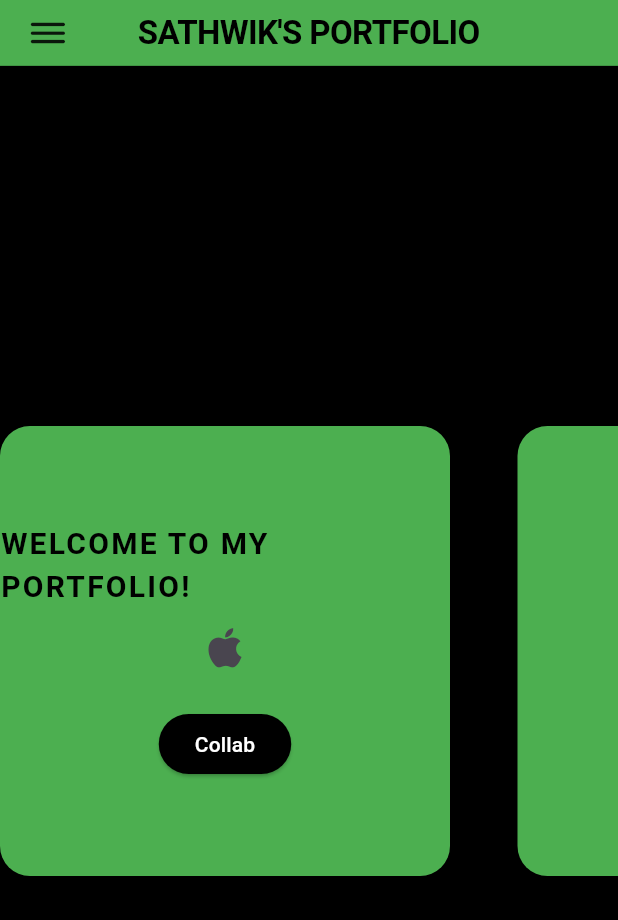
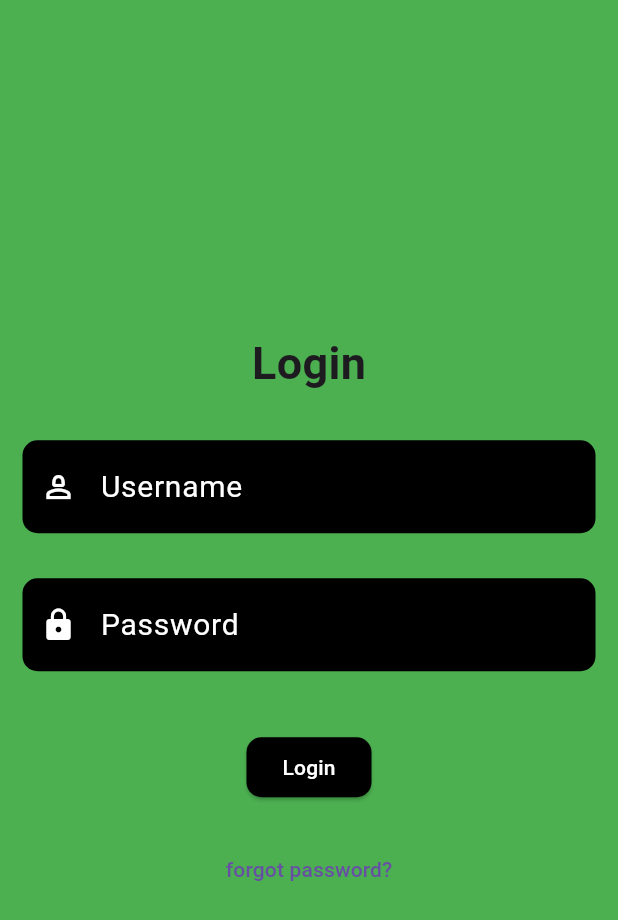
Before and after one commit to Sathwikkd/portfolio-app, a Flutter app: the screen it shows after launch, on a phone screen of 412 x 824 dp. Shown: the top 920 px of the screen. Run offline on Flutter 3.47's test engine with Material 3 defaults, Android fonts, the phone set to English and light mode, and no system bars.

Commit message:
login page added

```diff
--- a/lib/main.dart
+++ b/lib/main.dart
@@ -1,10 +1,11 @@
 import 'package:flutter/cupertino.dart';
 import 'package:flutter/material.dart';
 import 'package:widgets/pages/drawer-menu.dart';
+import 'package:widgets/pages/login.dart';
 
 
 void main(){
-  runApp(MyApp());
+  runApp(const MyApp());
 }
 
 
@@ -15,7 +16,7 @@ class MyApp extends StatelessWidget {
   Widget build(BuildContext context) {
     return  MaterialApp(
       debugShowCheckedModeBanner: false,
-      home: MyHomePage(),
+      home: MyLogin(),
     );
 
   }
@@ -36,7 +37,7 @@ class _MyHomePageState extends State<MyHomePage> {
 
         appBar:  CupertinoNavigationBar(
 
-          middle: Text("SATHWIK'S PORTFOLIO",style: TextStyle(fontSize: 22),),
+          middle: Text("SATHWIK'S PORTFOLIO",style: TextStyle(color: Colors.black,fontSize: 22),),
           backgroundColor: Colors.green,
 
           leading: GestureDetector(onTap: () {
@@ -50,6 +51,7 @@ class _MyHomePageState extends State<MyHomePage> {
        body: Center(
         child:SingleChildScrollView(
           scrollDirection: Axis.horizontal,
+          //scrollDirection:Axis.vertical,
 
 
            child: Row(
@@ -67,18 +69,18 @@ class _MyHomePageState extends State<MyHomePage> {
                   child: Column(
                     mainAxisAlignment: MainAxisAlignment.center,
                     children: <Widget> [
-                      const Text("WELCOME TO MY PORTFOLIO!",
+                      const Text("WELCOME TO MY PORTFOLIO..!",
                       style: TextStyle(
                         color: Colors.black,
-                        fontSize: 20,
+                        fontSize: 18,
                         fontWeight: FontWeight.bold,
                         fontFamily: 'Roboto',
-                        letterSpacing: 1.5,
+                       // letterSpacing: 1.5,
                       ),
                       ),
                     IconButton(onPressed: (){
 
-                    }, icon:const Icon(Icons.apple , size: 35)
+                    }, icon:const Icon(Icons.handshake , size: 35)
                     ),
 
                    const  SizedBox(height: 15,),
--- /dev/null
+++ b/lib/pages/login.dart
@@ -0,0 +1,112 @@
+import 'package:flutter/material.dart';
+import 'package:cupertino_icons/cupertino_icons.dart';
+import 'package:widgets/main.dart';
+void main(){
+  runApp(MyLogin());
+}
+
+class MyLogin extends StatefulWidget {
+  const MyLogin({super.key});
+
+  @override
+  State<MyLogin> createState() => _MyLoginState();
+}
+
+class _MyLoginState extends State<MyLogin> {
+
+  final String Username = 'Sathwik';
+  final String Password = 'sathwik123';
+
+  final TextEditingController _usernameController = TextEditingController();
+  final TextEditingController _passwordController = TextEditingController();
+  @override
+  Widget build(BuildContext context) {
+
+
+    return  Scaffold(
+      backgroundColor: Colors.green,
+      body: Center(
+        child: Padding(padding:
+        EdgeInsets.symmetric(horizontal: 15),
+        child: Column(
+          mainAxisAlignment: MainAxisAlignment.center,
+          children: <Widget>[
+            Text("Login",style: TextStyle(
+              fontSize: 30,
+              fontWeight: FontWeight.bold,
+            ),),
+             SizedBox(height: 30,),
+            TextField(
+              controller: _usernameController,
+
+             style: TextStyle(color: Colors.white),
+             decoration: InputDecoration(
+              filled: true,
+              fillColor: Colors.black,
+
+              hintText: "Username",
+              hintStyle: TextStyle(color: Colors.white,fontSize: 20),
+              prefixIcon: Icon(Icons.person_2_outlined,color: Colors.white,),
+             border: OutlineInputBorder(
+              borderRadius: BorderRadius.circular(10),
+              borderSide: BorderSide.none,
+             ),
+             ),
+            ),
+
+            const SizedBox(height: 30,),
+            TextField(
+              cursorColor: Colors.white,
+              controller: _passwordController,
+              obscureText: true,
+              style: TextStyle(color: Colors.white),
+              decoration: InputDecoration(
+
+                filled: true,
+                fillColor: Colors.black,
+                hintText: "Password",
+
+                hintStyle: TextStyle(color: Colors.white,fontSize: 20),
+                prefixIcon: Icon(Icons.lock,color: Colors.white,),
+                border: OutlineInputBorder(
+                  borderRadius: BorderRadius.circular(10),
+                  borderSide: BorderSide.none,
+                )
+              ),
+            ),
+            SizedBox(height: 40,),
+
+          ElevatedButton(onPressed:
+           (){
+            if(_usernameController.text==Username && _passwordController.text==Password){
+            Navigator.push(context,MaterialPageRoute(builder: (context)=>MyHomePage()),);
+
+            }else{
+              ScaffoldMessenger.of(context).showSnackBar(
+                SnackBar(content: Text('invalid username or password!!'),
+                duration: Duration(milliseconds: 500),
+                ),
+              );
+            }
+           },
+           style:ElevatedButton.styleFrom(
+            backgroundColor: Colors.black,
+            shape: RoundedRectangleBorder(
+              borderRadius: BorderRadius.circular(10)
+            )
+           ),
+            child: Text("Login",style: TextStyle(color: Colors.white),
+            )),
+
+            SizedBox(height: 20,),
+
+            TextButton(onPressed:(){}
+            , child: Text('forgot password?'))
+
+          ],
+        ),
+        ),
+      ),
+    );
+  }
+}
--- a/pubspec.yaml
+++ b/pubspec.yaml
@@ -59,8 +59,8 @@ flutter:
   uses-material-design: true
 
   # To add assets to your application, add an assets section, like this:
-  # assets:
-  #   - images/a_dot_burr.jpeg
+  assets:
+    - lib/assets/resume.jpg
   #   - images/a_dot_ham.jpeg
 
   # An image asset can refer to one or more resolution-specific "variants", see
```
Also changed, not shown: lib/pages/drawer-menu.dart (+48 -12 lines), lib/pages/resume.dart (added, +80 -0 lines), lib/assets/resume.jpg (added).
